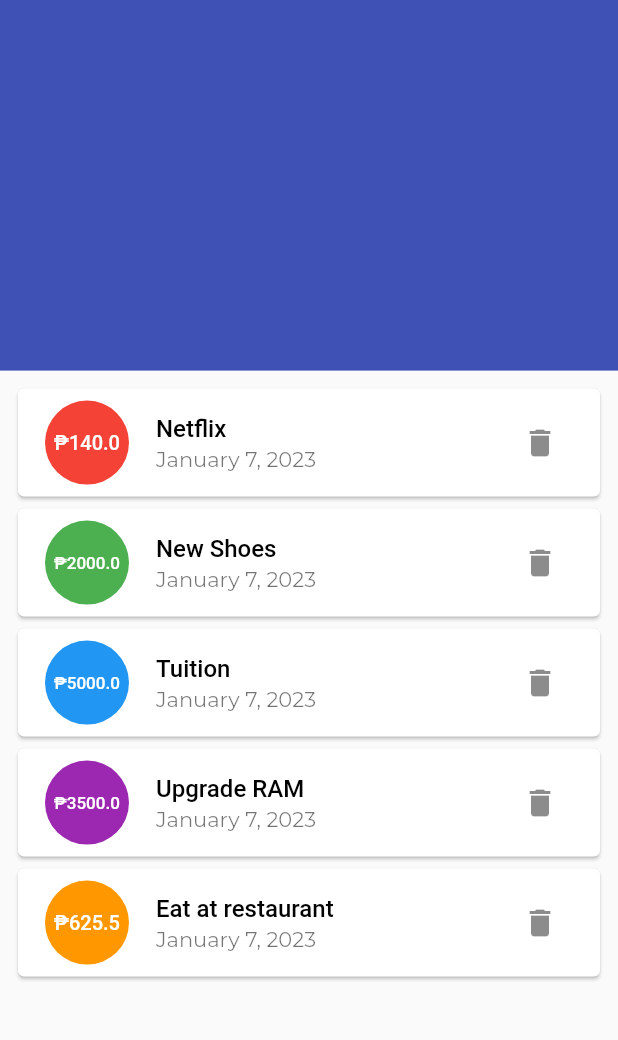
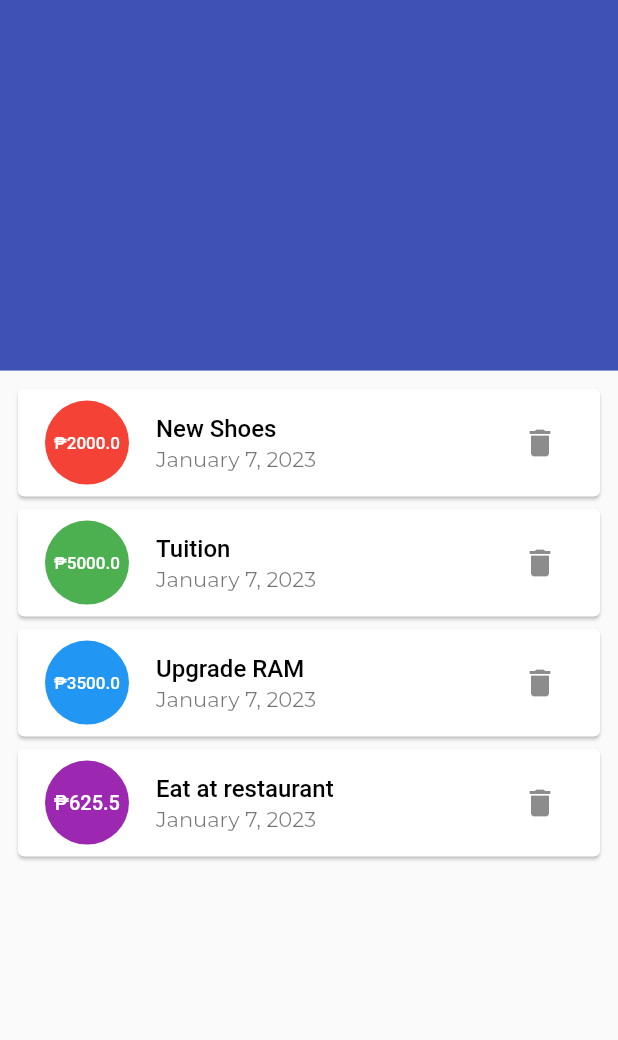
Before and after one commit to invancible/personal-expense, a Flutter app: the screen it shows after launch, after a tap on the "delete" icon, on a phone screen of 412 x 824 dp, the part 59-1099 px from its top. Run offline on Flutter 3.47's test engine with Material 2 defaults, Android fonts, the phone set to English and light mode, and no system bars.

```diff
--- a/lib/expense_tracker/models/expense.dart
+++ b/lib/expense_tracker/models/expense.dart
@@ -69,4 +69,9 @@ class Expenses with ChangeNotifier {
   List<Expense> get items {
     return [..._items];
   }
+
+  void deleteExpense(String id) {
+    _items.removeWhere((element) => element.id == id);
+    notifyListeners();
+  }
 }
--- a/lib/expense_tracker/widgets/expense_list.dart
+++ b/lib/expense_tracker/widgets/expense_list.dart
@@ -28,7 +28,7 @@ class ExpenseList extends StatelessWidget {
   }
 
   // List of Expenses (Item)
-  Widget builderExpenseItem(Expense item, BuildContext ctx) {
+  Widget builderExpenseItem(Expense item, Function delete, BuildContext ctx) {
     return Card(
       child: ListTile(
         leading: CircleAvatar(
@@ -51,7 +51,7 @@ class ExpenseList extends StatelessWidget {
         ),
         subtitle: Text(DateFormat.yMMMMd().format(item.date)),
         trailing: IconButton(
-          onPressed: (() {}),
+          onPressed: (() => delete(item.id)),
           icon: const Icon(Icons.delete),
         ),
       ),
@@ -77,8 +77,8 @@ class ExpenseList extends StatelessWidget {
           )
         : ListView.builder(
             itemCount: expenses.items.length,
-            itemBuilder: ((_, i) =>
-                builderExpenseItem(expenses.items[i], context)),
+            itemBuilder: ((_, i) => builderExpenseItem(
+                expenses.items[i], expenses.deleteExpense, context)),
           );
   }
 }
```
